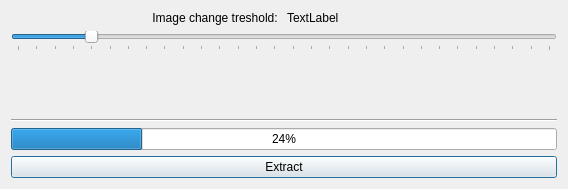
Above: ui/extract_dialog.ui from viidea/slidesync before the change. Below: the same form after it.
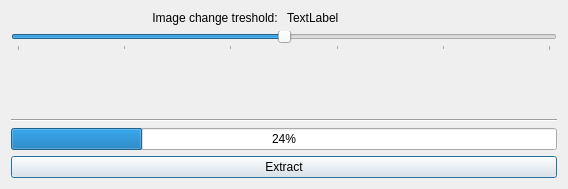
That is the form after the change.

Commit message: Updated UI, added version string and fixed treshold slider

```diff
--- a/ui/extract_dialog.ui
+++ b/ui/extract_dialog.ui
@@ -52,19 +52,22 @@
      <item>
       <widget class="QSlider" name="sldTreshold">
        <property name="minimum">
-        <number>10</number>
+        <number>2</number>
        </property>
        <property name="maximum">
-        <number>300</number>
+        <number>12</number>
        </property>
        <property name="singleStep">
         <number>5</number>
        </property>
        <property name="pageStep">
-        <number>25</number>
+        <number>5</number>
+       </property>
+       <property name="value">
+        <number>7</number>
        </property>
        <property name="sliderPosition">
-        <number>50</number>
+        <number>7</number>
        </property>
        <property name="orientation">
         <enum>Qt::Horizontal</enum>
@@ -73,7 +76,7 @@
         <enum>QSlider::TicksBelow</enum>
        </property>
        <property name="tickInterval">
-        <number>10</number>
+        <number>2</number>
        </property>
       </widget>
      </item>
```
Left out of the diff: 2 changed lines with no effect on the pictures. The commit also changes 3 other files.
